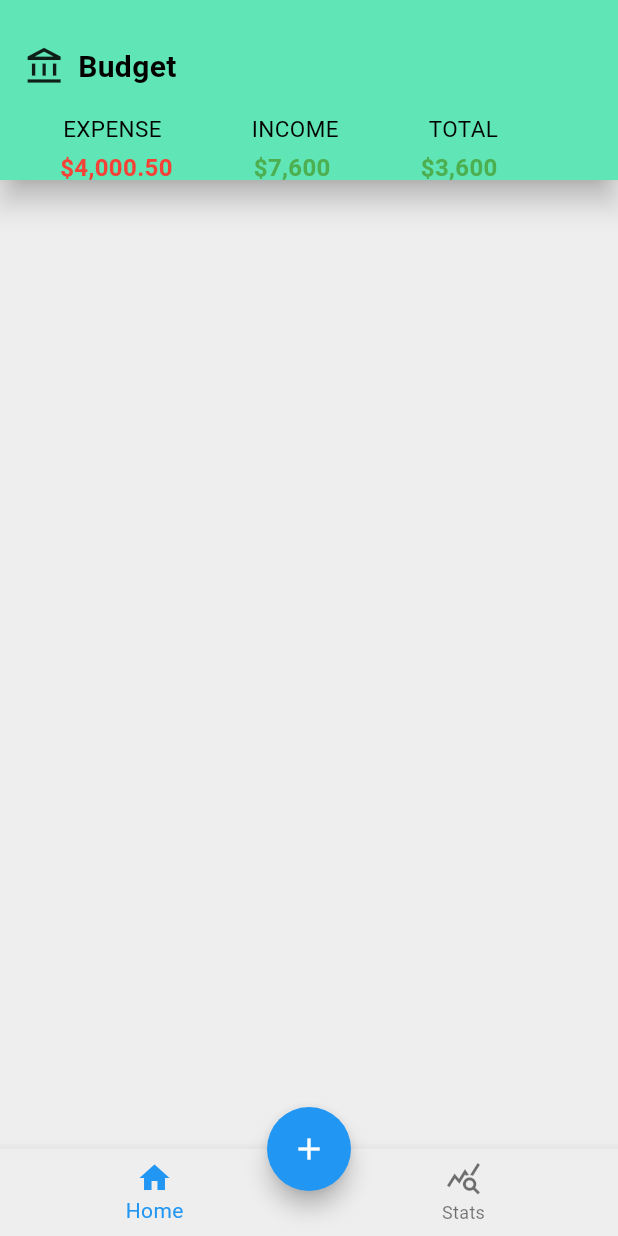
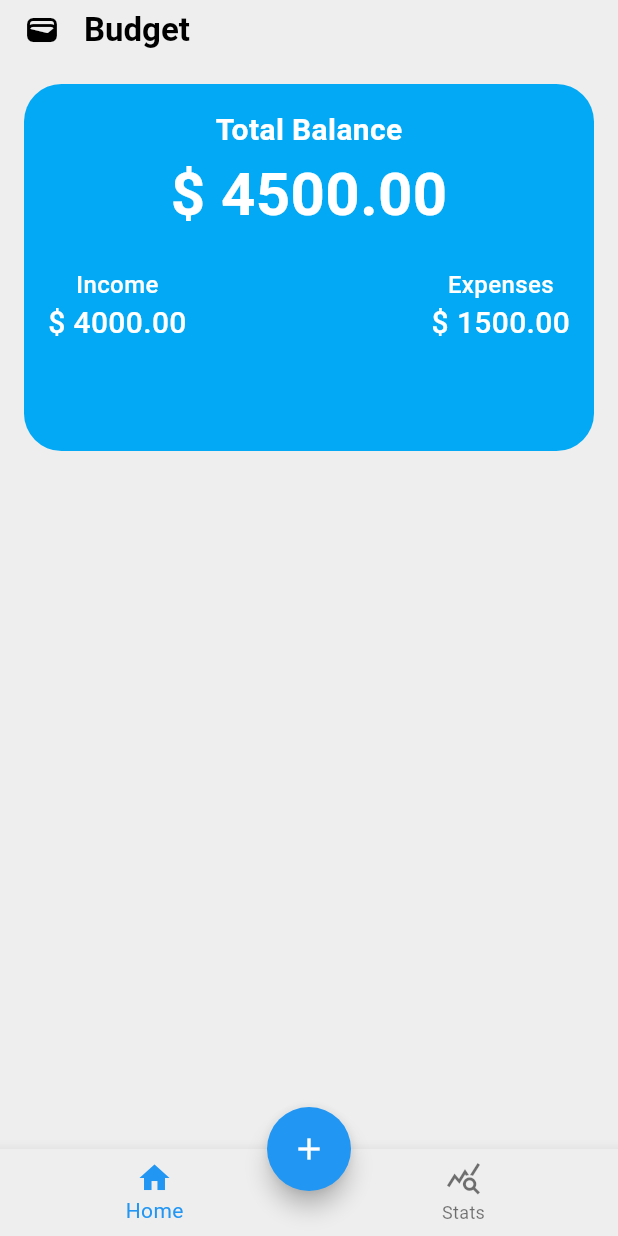
Before and after one commit to RustamHabibovv/expense_tracker, a Flutter app: the screen it shows after launch, on a phone screen of 412 x 824 dp. Run offline on Flutter 3.47's test engine with Material 3 defaults, Android fonts, the phone set to English and light mode, and no system bars.

Commit message:
AppBar modified card view added

```diff
--- a/lib/main.dart
+++ b/lib/main.dart
@@ -15,7 +15,7 @@ class MainApp extends StatelessWidget {
       title: 'Expense Tracker',
         theme: ThemeData(colorScheme: ColorScheme.light(surface: Colors.grey.shade200, error: Colors.red,
        primary: Colors.blue, onPrimary: Colors.white),
-        appBarTheme: const AppBarTheme(backgroundColor: Colors.greenAccent,)),
+        appBarTheme:  AppBarTheme(backgroundColor: Colors.grey.shade200,)),
       home: const BudgetPage(),
 
     );
--- a/lib/pages/budget.dart
+++ b/lib/pages/budget.dart
@@ -7,74 +7,69 @@ class BudgetPage extends StatelessWidget {
   @override
   Widget build(BuildContext context) {
     return  Scaffold(
+
       appBar: AppBar(
-        elevation: 8,
+        elevation: 0,
         shadowColor: Colors.black,
-        toolbarHeight: 120,
+        toolbarHeight: 40,
+        leading: const Icon(Icons.wallet),
+        titleSpacing: 0,
+        title: const Text('Budget',style: TextStyle(fontWeight: FontWeight.bold),),
 
 
-        flexibleSpace:  Container(
+      ),
+      body: Padding(
+        padding: const EdgeInsets.all(16.0),
+        child: Container(
+          width: MediaQuery.of(context).size.width,
+          height: MediaQuery.of(context).size.height/3-30,
+          decoration:  BoxDecoration(
+            color: Colors.lightBlue,
+            borderRadius: BorderRadius.circular(25),
+          ),
+          child: const Column(
+            children: [
+              SizedBox(height: 16,),
+              Text('Total Balance',style: TextStyle(color: Colors.white, fontWeight: FontWeight.w600, fontSize: 20),),
 
-          padding: const EdgeInsets.only(top: 30, left: 16),
+              Text('\$ 4500.00', style: TextStyle(color: Colors.white, fontWeight: FontWeight.w600, fontSize: 40),),
 
-          child:
-            const Column(
+              Padding(
+                padding: EdgeInsets.only(top: 20, left: 16),
+                child: Row(
+                  mainAxisAlignment: MainAxisAlignment.spaceBetween,
+
+                  children: [
+                    Column(
                       mainAxisAlignment: MainAxisAlignment.start,
                       children: [
-                Row(
-                  children: [
-                    Icon(
-                      Icons.account_balance_outlined,
-                      size: 28,
-                    ),
-                    SizedBox(width: 8,),
-                    Text('Budget',
-                    style: TextStyle(
-                      fontWeight: FontWeight.bold,
-                      color: Colors.black,
-                      fontSize: 20,
-                    ),),
+                        Text('Income',style: TextStyle(color: Colors.white, fontWeight: FontWeight.w500, fontSize: 16),),
+                        Text('\$ 4000.00',style:TextStyle(color: Colors.white, fontWeight: FontWeight.w500, fontSize: 20))
                       ],
                     ),
-                SizedBox(height: 16,),
-                Row(
+
+
+                    Padding(
+                      padding: EdgeInsets.only(right: 16),
+                      child: Column(
+
                         children: [
-                    SizedBox(width: 26,),
-                    Text('EXPENSE',style: TextStyle(fontWeight: FontWeight.w400,
-                      color: Colors.black,
-                      fontSize: 15,),),
-                    SizedBox(  width: 60,),
-                    Text('INCOME',style: TextStyle(fontWeight: FontWeight.w400,
-                      color: Colors.black,
-                      fontSize: 15,),),
-                    SizedBox(width: 60,),
-                    Text('TOTAL',style: TextStyle(fontWeight: FontWeight.w400,
-                      color: Colors.black,
-                      fontSize: 15,),)
+                          Text('Expenses',style: TextStyle(color: Colors.white, fontWeight: FontWeight.w500, fontSize: 16),),
+                          Text('\$ 1500.00',style:TextStyle(color: Colors.white, fontWeight: FontWeight.w500, fontSize: 20))
+                        ],
+                      ),
+                    )
 
                   ],
                 ),
-                SizedBox(height: 4,),
-                Row(
-                  children: [
-                    SizedBox(width: 24,),
-                    Text('\$4,000.50',style: TextStyle(color: Colors.red,fontWeight: FontWeight.bold, fontSize: 16)),
-                    SizedBox(width: 54),
-                    Text('\$7,600',style: TextStyle(color: Colors.green,fontWeight: FontWeight.bold, fontSize: 16)),
-                    SizedBox(width: 60,),
-                     Text('\$3,600',style: TextStyle(color: Colors.green,fontWeight: FontWeight.bold, fontSize: 16)),
-
+              )
 
             ],
-                )
-              ],
           ),
-
+        ),
       ),
 
 
-
-      ),
       bottomNavigationBar: BottomNavigationBar(
       items: const <BottomNavigationBarItem>[
           BottomNavigationBarItem(
@@ -93,9 +88,6 @@ class BudgetPage extends StatelessWidget {
         shape: const CircleBorder(),
         child: const Icon(Icons.add),
 
-
-
-
       ),
 
 
```
Lines whose indentation alone changed are shown as unchanged.
